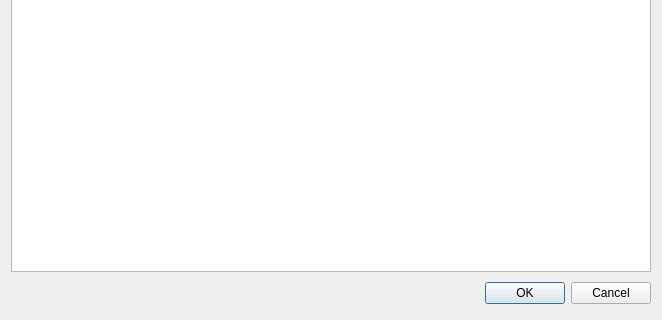
First picture: the form in source/Gui/WebSimulationSelectionView.ui, repository chrxh/alien, before the edit; both pictures show x 0 to 662 and y 199 to 519 of the 662 by 519 pixel window.
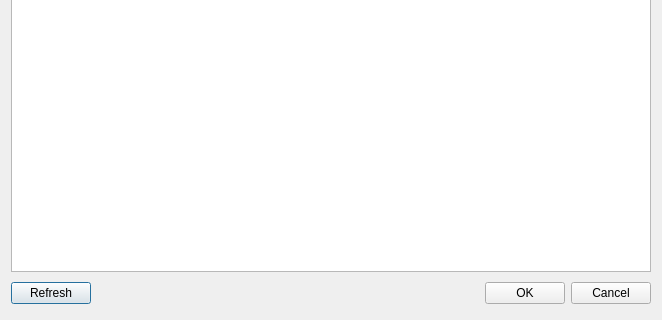
Second picture: the form after the edit.

Commit message: + showing all relevant simulation info in web simulation selection dialog + adding refresh button

What changed in the file:
```diff
--- a/source/Gui/WebSimulationSelectionView.ui
+++ b/source/Gui/WebSimulationSelectionView.ui
@@ -11,10 +11,13 @@
    </rect>
   </property>
   <property name="windowTitle">
-   <string>Dialog</string>
+   <string>Select a simulation</string>
   </property>
   <layout class="QGridLayout" name="gridLayout">
-   <item row="1" column="0">
+   <item row="0" column="1">
+    <widget class="QTableView" name="webSimulationTableView"/>
+   </item>
+   <item row="1" column="1">
     <layout class="QHBoxLayout">
      <property name="spacing">
       <number>6</number>
@@ -31,6 +34,13 @@
      <property name="bottomMargin">
       <number>0</number>
      </property>
+     <item>
+      <widget class="QPushButton" name="refreshButton">
+       <property name="text">
+        <string>Refresh</string>
+       </property>
+      </widget>
+     </item>
      <item>
       <spacer>
        <property name="orientation">
@@ -60,9 +70,6 @@
      </item>
     </layout>
    </item>
-   <item row="0" column="0">
-    <widget class="QTableView" name="webSimulationTableView"/>
-   </item>
   </layout>
  </widget>
  <resources/>
```
The commit also changes 8 other files.
